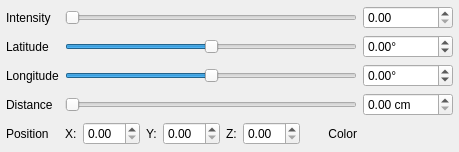
Before: the Qt Designer form Source/VoxRender/Interface/pointlightwidget.ui in nagyistoce/voxrender, drawn with Qt 5.
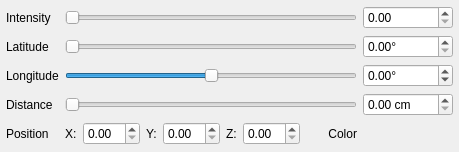
After: the same form once the commit is applied.

Patch:
```diff
--- a/Source/VoxRender/Interface/pointlightwidget.ui
+++ b/Source/VoxRender/Interface/pointlightwidget.ui
@@ -38,10 +38,10 @@
      <item row="1" column="1">
       <widget class="QSlider" name="horizontalSlider_latitude">
        <property name="minimum">
-        <number>-90</number>
+        <number>0</number>
        </property>
        <property name="maximum">
-        <number>90</number>
+        <number>180</number>
        </property>
        <property name="orientation">
         <enum>Qt::Horizontal</enum>
@@ -54,10 +54,10 @@
         <string>°</string>
        </property>
        <property name="minimum">
-        <double>-90.000000000000000</double>
+        <double>0.000000000000000</double>
        </property>
        <property name="maximum">
-        <double>90.000000000000000</double>
+        <double>180.000000000000000</double>
        </property>
       </widget>
      </item>
```
Left out of the diff: 3 changed lines with no effect on the pictures.
